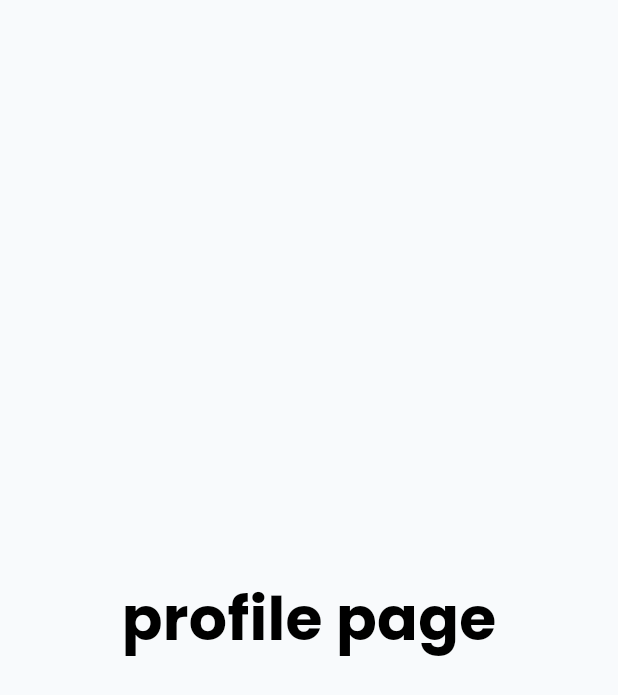
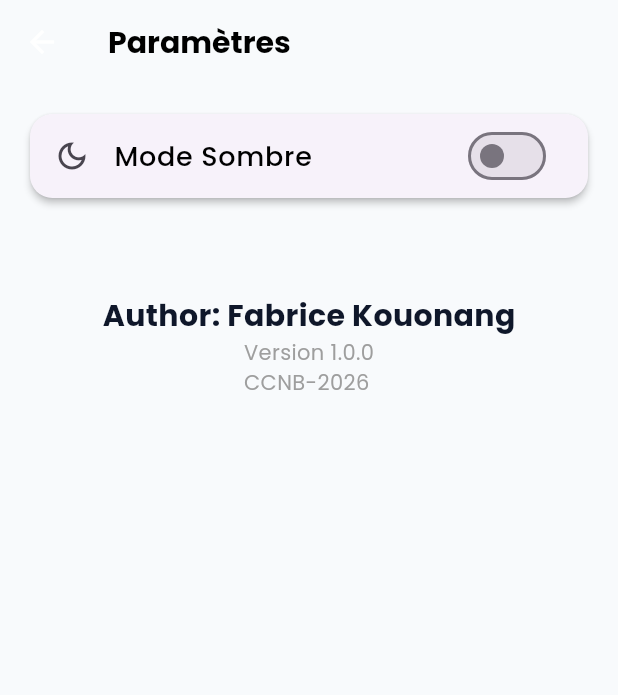
Before and after one commit to LeFab70/appGardien-flutter, a Flutter app: the ProfilePage screen opened directly, on a phone screen of 412 x 824 dp. Shown: the top 695 px of the screen. Run offline on Flutter 3.47's test engine with Material 3 defaults, Android fonts, the phone set to English and light mode, and no system bars; our stand-ins replace google_fonts, ionicons.

Commit message:
profil ok

```diff
--- a/lib/views/ui/profile.page.dart
+++ b/lib/views/ui/profile.page.dart
@@ -1,3 +1,5 @@
+import 'package:test1_appgardienbut_fabrice/views/shared/colors/colors.app.dart';
+
 import '../shared/styles/app.style.dart';
 import 'package:flutter/material.dart';
 
@@ -12,8 +14,39 @@ class _ProfilePageState extends State<ProfilePage> {
   @override
   Widget build(BuildContext context) {
     return Scaffold(
-      body: Center(
-        child: Text('profile page', style: appStyle(40, Colors.black, .bold)),
+      appBar: AppBar(
+        title: Text('Paramètres', style: appStyle(20, Colors.black, FontWeight.bold)),
+        elevation: 0,
+        backgroundColor: Colors.transparent,
+      ),
+      body: Padding(
+        padding: const EdgeInsets.all(16.0),
+        child: Column(
+          children: [
+            Card(
+              elevation: 2,
+              shape: RoundedRectangleBorder(borderRadius: BorderRadius.circular(15)),
+              child: ListTile(
+                leading: const Icon(Icons.dark_mode_outlined),
+                title: Text('Mode Sombre', style: appStyle(18, Colors.black, FontWeight.w500)),
+                trailing: Switch(
+                  value: false,
+                  onChanged: (value) {},
+                  hoverColor: AppColors.textColor,
+                ),
+              ),
+            ),
+            const SizedBox(height: 60,),
+            Expanded(
+              child: Column(
+                children: [
+                  Text("Author: Fabrice Kouonang",style: appStyle(20, AppColors.textColor, FontWeight.bold)),
+                  Text("Version 1.0.0\nCCNB-2026", style: appStyle(14, Colors.grey, FontWeight.normal)),
+                ],
+              ),
+            ),
+          ],
+        ),
       ),
     );
   }
```
